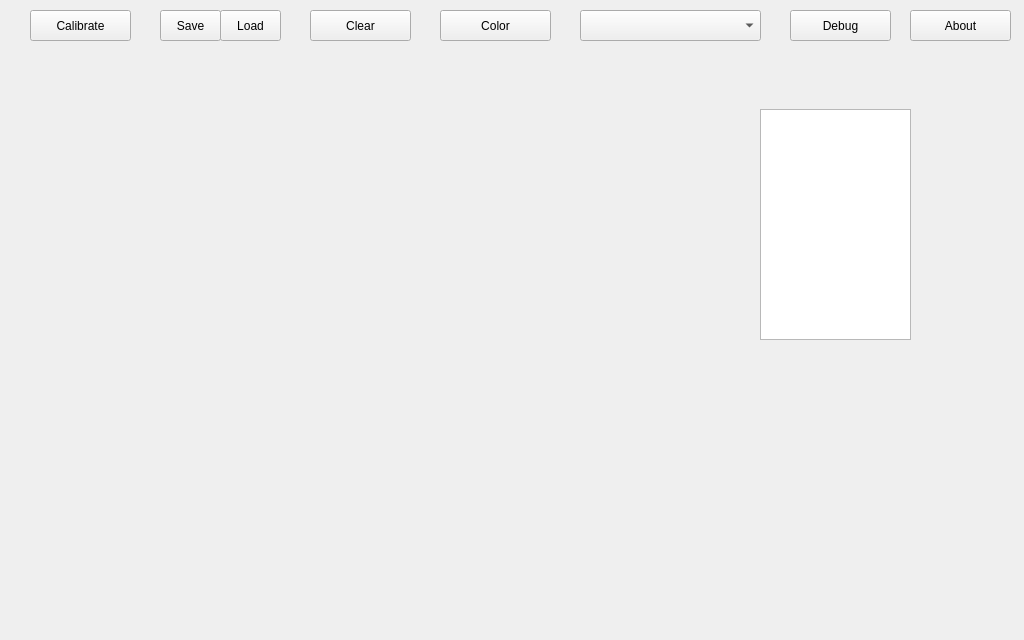
First picture: the form in src/webcamWizard.ui, repository laciKE/WebcamWizard, before the edit.
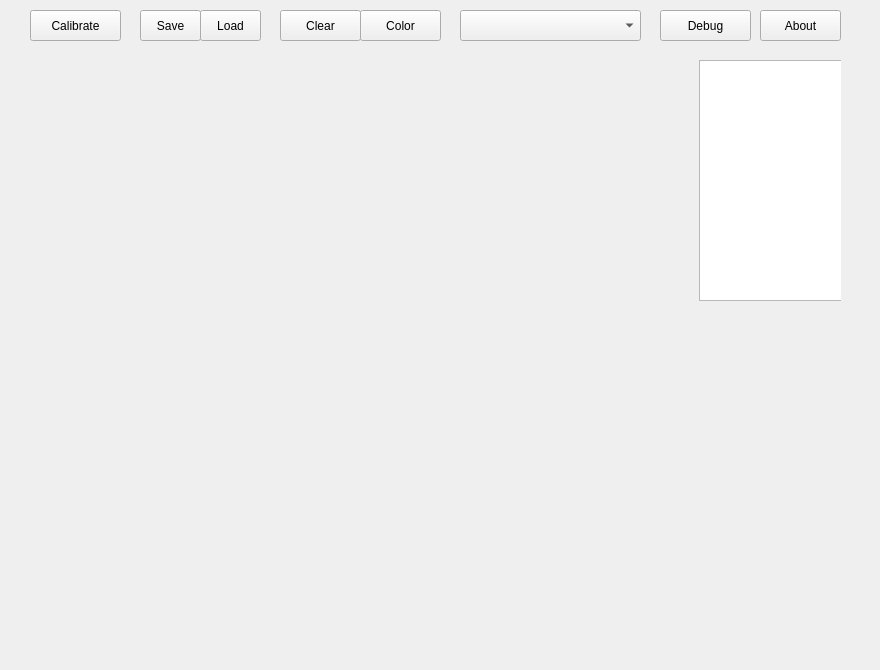
Second picture: the form after the edit.

What changed in the file:
```diff
--- a/src/webcamWizard.ui
+++ b/src/webcamWizard.ui
@@ -6,8 +6,8 @@
    <rect>
     <x>0</x>
     <y>0</y>
-    <width>1024</width>
-    <height>640</height>
+    <width>880</width>
+    <height>670</height>
    </rect>
   </property>
   <property name="windowTitle">
@@ -18,7 +18,7 @@
     <rect>
      <x>30</x>
      <y>10</y>
-     <width>101</width>
+     <width>91</width>
      <height>31</height>
     </rect>
    </property>
@@ -30,9 +30,9 @@
    <property name="geometry">
     <rect>
      <x>40</x>
-     <y>60</y>
-     <width>931</width>
-     <height>560</height>
+     <y>50</y>
+     <width>800</width>
+     <height>600</height>
     </rect>
    </property>
    <property name="autoFillBackground">
@@ -48,7 +48,7 @@
   <widget class="QPushButton" name="saveButton">
    <property name="geometry">
     <rect>
-     <x>160</x>
+     <x>140</x>
      <y>10</y>
      <width>61</width>
      <height>31</height>
@@ -61,7 +61,7 @@
   <widget class="QPushButton" name="pushButton_3">
    <property name="geometry">
     <rect>
-     <x>220</x>
+     <x>200</x>
      <y>10</y>
      <width>61</width>
      <height>31</height>
@@ -74,9 +74,9 @@
   <widget class="QPushButton" name="pushButton_4">
    <property name="geometry">
     <rect>
-     <x>310</x>
+     <x>280</x>
      <y>10</y>
-     <width>101</width>
+     <width>81</width>
      <height>31</height>
     </rect>
    </property>
@@ -87,9 +87,9 @@
   <widget class="QPushButton" name="colorButton">
    <property name="geometry">
     <rect>
-     <x>440</x>
+     <x>360</x>
      <y>10</y>
-     <width>111</width>
+     <width>81</width>
      <height>31</height>
     </rect>
    </property>
@@ -100,9 +100,9 @@
   <widget class="QPushButton" name="pushButton_6">
    <property name="geometry">
     <rect>
-     <x>910</x>
+     <x>760</x>
      <y>10</y>
-     <width>101</width>
+     <width>81</width>
      <height>31</height>
     </rect>
    </property>
@@ -113,9 +113,9 @@
   <widget class="QPushButton" name="debugButton">
    <property name="geometry">
     <rect>
-     <x>790</x>
+     <x>660</x>
      <y>10</y>
-     <width>101</width>
+     <width>91</width>
      <height>31</height>
     </rect>
    </property>
@@ -129,7 +129,7 @@
   <widget class="QComboBox" name="comboBox">
    <property name="geometry">
     <rect>
-     <x>580</x>
+     <x>460</x>
      <y>10</y>
      <width>181</width>
      <height>31</height>
@@ -137,10 +137,13 @@
    </property>
   </widget>
   <widget class="QDockWidget" name="debugWidget">
+   <property name="enabled">
+    <bool>true</bool>
+   </property>
    <property name="geometry">
     <rect>
-     <x>410</x>
-     <y>90</y>
+     <x>330</x>
+     <y>60</y>
      <width>511</width>
      <height>288</height>
     </rect>
@@ -161,11 +164,14 @@
     <bool>true</bool>
    </property>
    <property name="features">
-    <set>QDockWidget::DockWidgetMovable</set>
+    <set>QDockWidget::DockWidgetMovable|QDockWidget::DockWidgetVerticalTitleBar</set>
    </property>
    <property name="allowedAreas">
     <set>Qt::AllDockWidgetAreas</set>
    </property>
+   <property name="windowTitle">
+    <string/>
+   </property>
    <widget class="QWidget" name="dock">
     <widget class="QLabel" name="camera">
      <property name="geometry">
@@ -186,7 +192,7 @@
        <x>350</x>
        <y>0</y>
        <width>151</width>
-       <height>231</height>
+       <height>241</height>
       </rect>
      </property>
      <property name="readOnly">
```
Left out of the diff: 11 changed lines with no effect on the pictures.
